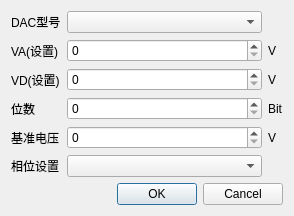
Old version of the form soft/zebra-tester/qdactypedialog.ui in the repository Quenii/ADCEVM.
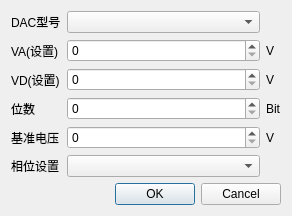
New version of the form.

```diff
--- a/soft/zebra-tester/qdactypedialog.ui
+++ b/soft/zebra-tester/qdactypedialog.ui
@@ -6,7 +6,7 @@
    <rect>
     <x>0</x>
     <y>0</y>
-    <width>294</width>
+    <width>292</width>
     <height>199</height>
    </rect>
   </property>
```
Left out of the diff: 8 changed lines with no effect on the pictures.
